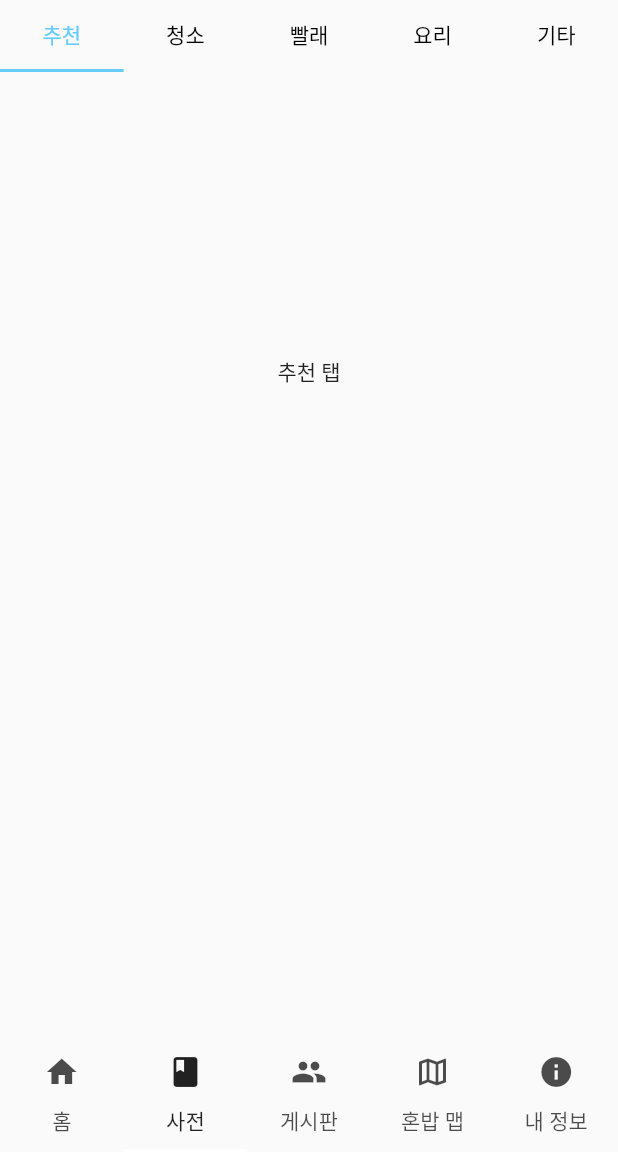
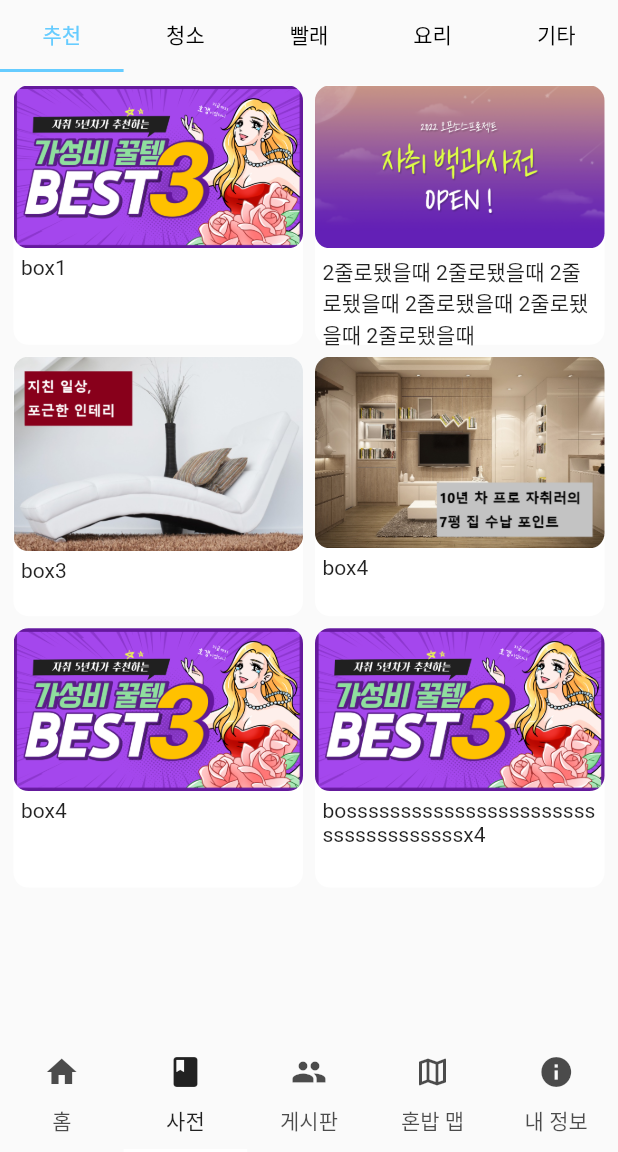
Before and after one commit to 2022-opensourse-mobile/a_living_dictionary, a Flutter app: the screen it shows after launch, item 2 of the bottom bar chosen, on a phone screen of 412 x 824 dp, the part 84-1236 px from its top. Run offline on Flutter 3.47's test engine with Material 2 defaults, Android fonts, the phone set to English and light mode, and no system bars; our stand-ins replace carousel_slider, cloud_firestore, firebase_core; accounts and stored records are empty.

Commit message:
22.11.11 수정

```diff
--- a/lib/DictionaryPage.dart
+++ b/lib/DictionaryPage.dart
@@ -1,4 +1,3 @@
-
 import 'package:flutter/material.dart';
 import 'package:a_living_dictionary/main.dart';
 import 'ThemeColor.dart';
@@ -7,13 +6,28 @@ import 'ThemeColor.dart';
 
 ThemeColor themeColor = ThemeColor();
 
+List<String> txtValue = [
+  'box1',
+  '2줄로됐을때 2줄로됐을때 2줄로됐을때 2줄로됐을때 2줄로됐을때 2줄로됐을때',
+  'box3',
+  'box4',
+  'box4',
+  'bossssssssssssssssssssssssssssssssssssx4'
+];
+List<String> imgValue = ['assets/4.png', 'assets/3.png', 'assets/2.png', 'assets/1.png', 'assets/4.png', 'assets/4.png'];
+
 class DictionaryPage extends StatelessWidget {
   const DictionaryPage({Key? key}) : super(key: key);
 
+
+
   @override
   Widget build(BuildContext context) {
+
     return Scaffold(
-      body: Container(
+      body:
+
+      Container(
         child: Column(
           crossAxisAlignment: CrossAxisAlignment.stretch,
           children: <Widget>[
@@ -23,7 +37,11 @@ class DictionaryPage extends StatelessWidget {
               child:Column(
                 crossAxisAlignment: CrossAxisAlignment.stretch,
                 children: <Widget>[
-                    // 상단 탭
+
+
+
+                  /* ---------------------------------------- 상단 탭 */
+
                   Container(
                     child: TabBar(
                       labelColor: themeColor.getColor(),
@@ -38,45 +56,128 @@ class DictionaryPage extends StatelessWidget {
                       ],
                     ),
                   ),
-                    // 탭 내용
+
+
+
+                  /* ---------------------------------------- 탭 내용 */
                   Container(
-                      height: 400,
-                      child: TabBarView(
+                    height: 645,
+                    child:
+
+                    TabBarView(
                       children: <Widget>[
+
+                        postList(context), // 추천 탭
+
+                        slideList(context), // 청소 탭
+
+
                         Container(
                           child: Center(
-                               child: Text('추천 탭'),
+                            child: Text('빨래 탭 미리보기'),
                           ),
                         ),
                         Container(
                           child: Center(
-                              child: Text('청소 탭'),
+                            child: Text('요리 탭 미리보기'),
                           ),
                         ),
                         Container(
-                            child: Center(
-                              child: Text('빨래 탭'),
+                          child: Text('기타 탭 미리보기'),
                         ),
+                      ],
                     ),
-                          Container(
-                            child: Center(
-                              child: Text('요리 탭'),
+
                   ),
-                          ),
-                          Container(
-                            child: Center(
-                              child: Text('기타 탭'),
-                            ),
-                          ),
+
+
+
+
+
                 ],
               ),
             )
           ],
         ),
-              )
-            ],
-          )
-      )
+      ),
     );
   }
 }
+
+
+
+// TODO: 위젯 만들기
+
+Widget postList(BuildContext context){
+  return Container(
+    child: GridView.builder(
+      padding: EdgeInsets.all(5),
+      itemCount: txtValue.length, //몇 개 출력할 건지
+      itemBuilder: (context, index){
+        return
+
+          Card(
+            shape: RoundedRectangleBorder(
+              borderRadius: BorderRadius.circular(10),
+            ),
+            elevation: 0,
+            //color: Colors.green,
+            child: Column(
+              crossAxisAlignment: CrossAxisAlignment.start,
+              children: [
+                ClipRRect(
+                  borderRadius: BorderRadius.circular(10.0),
+                  child: Image.asset(imgValue[index]),
+                ),
+                Padding(
+                  padding: EdgeInsets.all(5),
+                  child: Text(txtValue[index]),
+                ),
+              ],
+            ),
+          );
+
+
+      },
+      gridDelegate: SliverGridDelegateWithFixedCrossAxisCount(
+        crossAxisCount: 2,
+        childAspectRatio: 2 / 1.8, // 가로 세로 비율
+      ),
+    ),
+  );
+}
+
+
+/* 가로 스크롤 */
+Widget slideList(BuildContext context){
+  return Column(
+    children: [
+      Row(children: [Text("관리자 PICK!", style: TextStyle(fontWeight: FontWeight.bold),)],),
+      SingleChildScrollView(
+          scrollDirection: Axis.horizontal,
+          child: Row(
+            children: [
+              Container(
+                width: 250,
+                height: 100,
+                margin: EdgeInsets.all(5),
+                color: Colors.red,
+              ),
+              Container(
+                width: 250,
+                height: 100,
+                margin: EdgeInsets.all(5),
+                color: Colors.red,
+              ),
+              Container(
+                width: 250,
+                height: 100,
+                margin: EdgeInsets.all(5),
+                color: Colors.red,
+              ),
+            ],
+          )
+      ),
+    ],
+  );
+}
```
Lines whose indentation alone changed are shown as unchanged.
